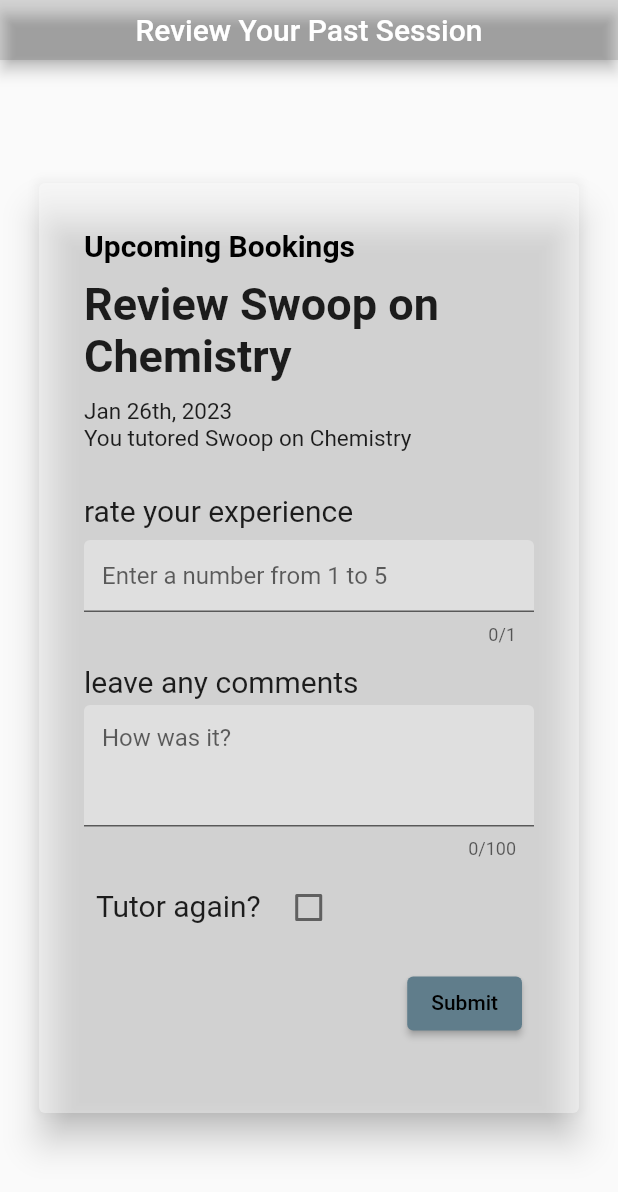
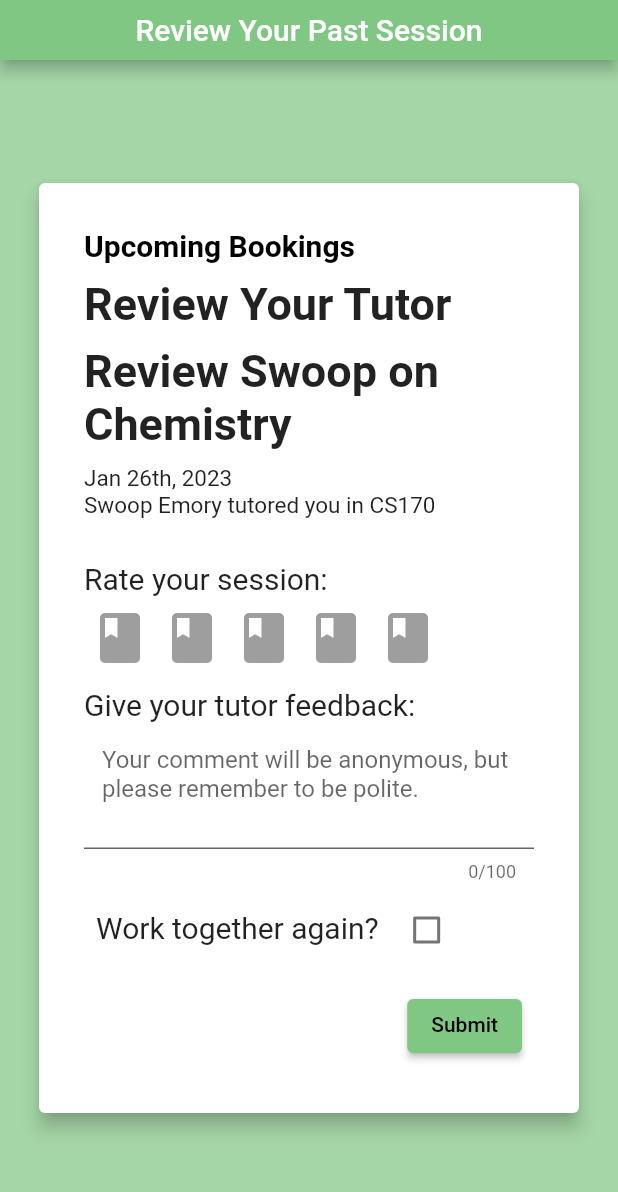
Before and after one commit to tonychengu/project_tutorial, a Flutter app: the BookingsPage screen opened directly, on a phone screen of 412 x 824 dp. Shown: the top 1192 px of the screen. Run offline on Flutter 3.47's test engine with Material 2 defaults, Android fonts, the phone set to English and light mode, and no system bars; drawn by our look-alikes of flutter_rating_bar; our stand-ins replace cloud_firestore, firebase_auth, firebase_core, firebase_storage, flutter_local_notifications, google_nav_bar and 3 more; missing offline and left inert: controller, path_provider_android, path_provider_ios, path_provider_windows, time_range_picker; accounts and stored records are empty; network calls fail.

Commit message:
merged paige

```diff
--- a/lib/page/booking_page.dart
+++ b/lib/page/booking_page.dart
@@ -3,6 +3,7 @@ import 'package:project_tutorial/model/events.dart';
 import 'package:project_tutorial/page/upcoming_bookings_page.dart';
 import 'package:project_tutorial/widget/button_widget.dart';
 import 'package:project_tutorial/widget/textfield_widget.dart';
+import 'package:flutter_rating_bar/flutter_rating_bar.dart';
 
 import 'package:project_tutorial/model/user.dart';
 
@@ -92,20 +93,21 @@ class _BookingPageState extends State<BookingsPage> {
   Widget build(BuildContext context) {
     return Scaffold(
       appBar: AppBar(
-          backgroundColor: Colors.black12,
+          backgroundColor: Colors.green[300],
           centerTitle: true,
           toolbarHeight: 40,
           automaticallyImplyLeading: false,
           title: const Text('Review Your Past Session',
               style: TextStyle(fontSize: 20))),
+      backgroundColor: Colors.green[200],
       body: Center(
         child: SizedBox(
           width: 390,
           height: 650,
           child: Card(
             margin: EdgeInsets.all(15),
-            elevation: 10,
-            color: Colors.white38,
+            elevation: 5,
+            color: Colors.white,
             child: Padding(
               padding: const EdgeInsets.all(30),
               child: ListView(
@@ -117,6 +119,11 @@ class _BookingPageState extends State<BookingsPage> {
                           color: Colors.black)),
                   const SizedBox(height: 10),
                   Text(
+                    'Review Your Tutor',
+                    style: TextStyle(fontSize: 30, fontWeight: FontWeight.w600),
+                  ),
+                  const SizedBox(height: 10),
+                  Text(
                     'Review Swoop on Chemistry',
                     style: TextStyle(fontSize: 30, fontWeight: FontWeight.w600),
                   ),
@@ -125,31 +132,30 @@ class _BookingPageState extends State<BookingsPage> {
                     style: TextStyle(fontSize: 15, height: 2),
                   ),
                   const Text(
-                    'You tutored Swoop on Chemistry',
+                    'Swoop Emory tutored you in CS170',
                     style: TextStyle(fontSize: 15, height: 1),
                   ),
                   const Text(
-                    'rate your experience',
+                    'Rate your session:',
                     style: TextStyle(fontSize: 20, height: 3),
                   ),
-                  const TextField(
-                    maxLines: 1,
-                    maxLength: 1,
-                    keyboardType: TextInputType.number,
-                    decoration: InputDecoration(
-                      filled: true,
-                      fillColor: Colors.white30,
-                      focusedBorder: OutlineInputBorder(
-                          borderSide:
-                              BorderSide(width: 1, color: Colors.white)),
-                      //errorBorder: OutlineInputBorder(),
-                      hintText:
-                          'Enter a number from 1 to 5', //change to click out of 5 stars?
-                      //errorText: validateRating(text),
+                  RatingBar.builder(
+                    initialRating: 0,
+                    minRating: 1,
+                    direction: Axis.horizontal,
+                    allowHalfRating: true,
+                    itemCount: 5,
+                    itemPadding: EdgeInsets.symmetric(horizontal: 4.0),
+                    itemBuilder: (context, _) => Icon(
+                      Icons.book,
+                      color: Colors.green[500],
                     ),
+                    onRatingUpdate: (rating) {
+                      print(rating);
+                    },
                   ),
                   Text(
-                    'leave any comments',
+                    'Give your tutor feedback:',
                     style: TextStyle(fontSize: 20, height: 2),
                   ),
                   const TextField(
@@ -161,13 +167,14 @@ class _BookingPageState extends State<BookingsPage> {
                       focusedBorder: OutlineInputBorder(
                           borderSide:
                               BorderSide(width: 1, color: Colors.white)),
-                      hintText: 'How was it?',
+                      hintText:
+                          'Your comment will be anonymous, but please remember to be polite.',
                     ),
                   ),
                   ButtonBar(
                     alignment: MainAxisAlignment.start,
                     children: <Widget>[
-                      const Text('Tutor again?',
+                      const Text('Work together again?',
                           style: TextStyle(fontSize: 20, height: 1)),
                       Checkbox(
                         value: checkedValue,
@@ -190,7 +197,7 @@ class _BookingPageState extends State<BookingsPage> {
                               // })
                               ),
                           style: ElevatedButton.styleFrom(
-                            backgroundColor: Colors.blueGrey,
+                            backgroundColor: Colors.green[300],
                           ),
                           child: const Text('Submit',
                               style: TextStyle(color: Colors.black, height: 1)),
--- a/lib/page/edit_calender_page.dart
+++ b/lib/page/edit_calender_page.dart
@@ -138,12 +138,12 @@ class _EditCalenderPageState extends State<EditCalenderPage> {
         if (_selectedDay == null) {
           _selectedDay = DateTime.now();
         }
-        // if the timeslot is less then 30 mintues, show snackbar
+        // if the timeslot is less then 60 mintues, show snackbar
         if (result.endTime.hour * 60 +
                 result.endTime.minute -
                 (result.startTime.hour * 60 + result.startTime.minute) <
-            30) {
-          showSnackBar(context, 'Time slot must be at least 30 minutes');
+            60) {
+          showSnackBar(context, 'Time slot must be at least 60 minutes');
           return;
         }
         final startDateTime = DateTime(_selectedDay!.year, _selectedDay!.month,
--- a/lib/page/login_page.dart
+++ b/lib/page/login_page.dart
@@ -83,6 +83,9 @@ class _LoginPageState extends State<LoginPage> {
               margin: const EdgeInsets.symmetric(horizontal: 20),
               child: TextFormField(
                   controller: emailController,
+                  textCapitalization: TextCapitalization.none,
+                  autocorrect: false,
+                  keyboardType: TextInputType.emailAddress,
                   decoration: InputDecoration(
                       labelText: 'Email',
                       hintText: 'Enter your email',
@@ -93,6 +96,8 @@ class _LoginPageState extends State<LoginPage> {
               margin: const EdgeInsets.symmetric(horizontal: 20),
               child: TextFormField(
                 controller: passwordController,
+                textCapitalization: TextCapitalization.none,
+                autocorrect: false,
                 obscureText: true,
                 decoration: InputDecoration(
                   hintText: 'Enter your password',
--- a/pubspec.yaml
+++ b/pubspec.yaml
@@ -27,6 +27,7 @@ dependencies:
   table_calendar: ^3.0.9
   time_range_picker: ^2.2.0
   controller: ^0.1.11
+  flutter_rating_bar: ^4.0.1
 
 dev_dependencies:
   flutter_test:
```
Also changed, not shown: lib/page/profile_page.dart (+56 -27 lines), lib/page/upcoming_bookings_page.dart (+37 -34 lines), pubspec.lock.
